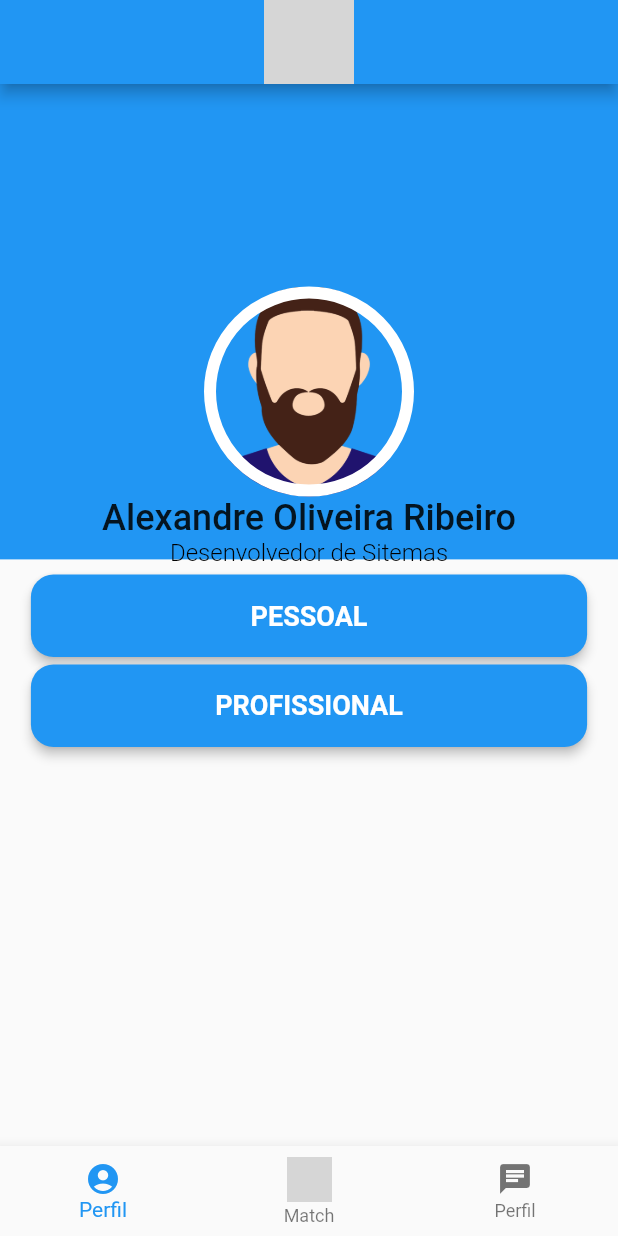
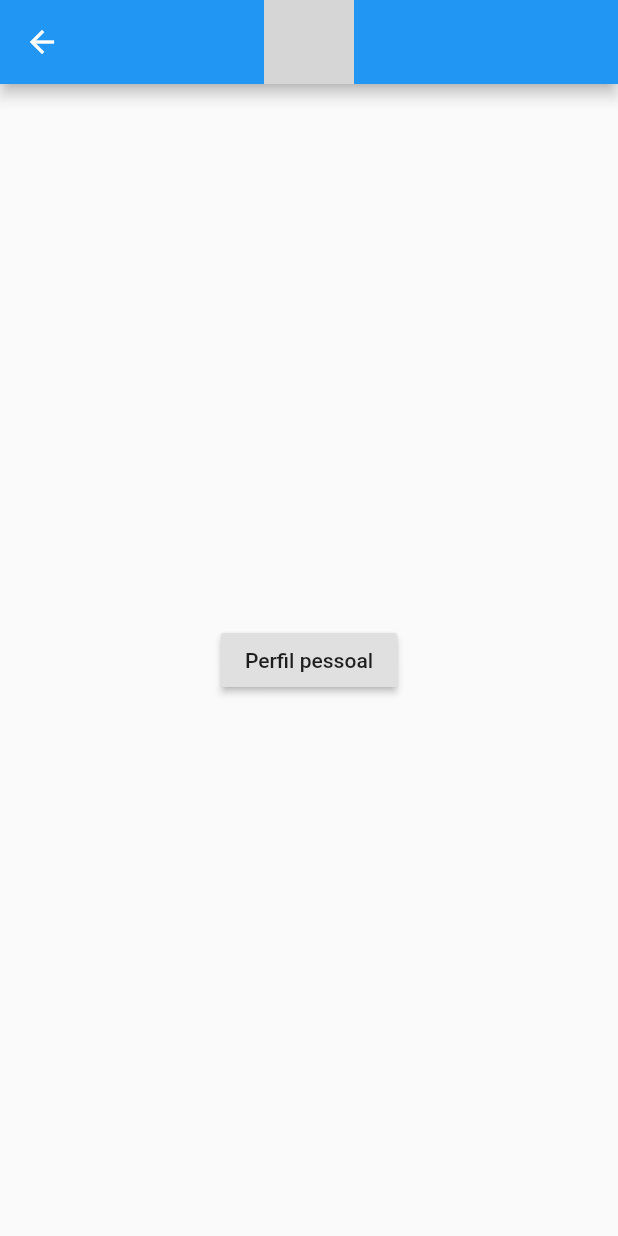
Before and after one commit to GabrielCamMon/majob, a Flutter app: the screen it shows after launch, after a tap on "PESSOAL", on a phone screen of 412 x 824 dp. Run offline on Flutter 3.47's test engine with Material 2 defaults, Android fonts, the phone set to English and light mode, and no system bars; our stand-ins replace firebase_auth, firebase_database, google_sign_in; accounts and stored records are empty; grey boxes are pictures that could not be loaded.

Commit message:
criado um widget separado para appBar do app e navegação de editar perfil

```diff
--- a/lib/Main/main_login.dart
+++ b/lib/Main/main_login.dart
@@ -1,6 +1,7 @@
 import 'package:flutter/material.dart';
 import 'package:majob/Home/home.dart';
-import 'package:majob/profile/profile.dart';
+import 'package:majob/Main/widget/appBarMajob.dart';
+import 'package:majob/profile/view/profile.dart';
 import '../Chat/views/chat_screen.dart';
 
 class Main extends StatefulWidget {
@@ -29,13 +30,7 @@ class _Main extends State<Main> {
   Widget build(BuildContext context) {
     return Scaffold(
       body: _ontapMenu[_currentIndex],
-      appBar: AppBar(
-        title: Image.asset(
-          './assets/images/logowhite.png',
-          height: 60,
-        ),
-        centerTitle: true,
-      ),
+      appBar: AppBarMajob(),
       backgroundColor: Theme.of(context).primaryColor,
       bottomNavigationBar: BottomNavigationBar(
         onTap: onTapMenu,
--- /dev/null
+++ b/lib/Main/widget/appBarMajob.dart
@@ -0,0 +1,18 @@
+import 'package:flutter/material.dart';
+
+class AppBarMajob extends StatelessWidget with PreferredSizeWidget{
+  @override
+  Widget build(BuildContext context) {
+    return AppBar(
+      title: Image.asset(
+        './assets/images/logowhite.png',
+        height: 60,
+      ),
+      centerTitle: true,
+    );
+  }
+
+  @override
+  // TODO: implement preferredSize
+  Size get preferredSize => Size.fromHeight(kToolbarHeight);
+}
--- a/lib/main.dart
+++ b/lib/main.dart
@@ -1,7 +1,7 @@
 import 'package:flutter/material.dart';
 import 'package:majob/Match/model/MatchCard.dart';
 import 'package:majob/SignIn/SignIn.dart';
-import 'package:majob/profile/profile.dart';
+import 'package:majob/profile/view/profile.dart';
 import './Main/main_login.dart';
 import './Match/Match.dart';
 import './Chat/views/chat_screen.dart';
--- /dev/null
+++ b/lib/profile/view/editPersonalProfile.dart
@@ -0,0 +1,19 @@
+import 'package:flutter/material.dart';
+import 'package:majob/Main/widget/appBarMajob.dart';
+
+class EditPersonalProfile extends StatelessWidget {
+  @override
+  Widget build(BuildContext context) {
+    return Scaffold(
+      appBar: AppBarMajob(),
+      body: Center(
+        child: RaisedButton(
+          child: Text('Perfil pessoal'),
+          onPressed: () {
+            // Navigate to second route when tapped.
+          },
+        ),
+      ),
+    );
+  }
+}
--- a/lib/profile/profile.dart
+++ b/lib/profile/view/profile.dart
@@ -1,5 +1,7 @@
 import 'package:flutter/material.dart';
 import 'package:majob/profile/model/profile.dart';
+import 'package:majob/profile/view/editPersonalProfile.dart';
+import 'package:majob/profile/view/editProfissionalProfile.dart';
 import 'package:majob/profile/widget/buttonEditProfile.dart';
 
 class Profile extends StatelessWidget {
@@ -19,9 +21,6 @@ class Profile extends StatelessWidget {
       color: Colors.blue[500],
 
     );
-  }
-  void navigationProfile(){
-    print('apertou');
   }
 
   Widget _buildProfileImage(){
@@ -44,8 +43,35 @@ class Profile extends StatelessWidget {
     );
   }
 
+
+
+    // void navigationProfile(){
+    //    print('alexa');
+    // }
+
+
+
   @override
   Widget build(BuildContext context) {
+
+    void navigationPersonalProfile(){
+       Navigator.push(
+        context,
+        MaterialPageRoute(
+          builder: (context) => EditPersonalProfile()
+        )
+      );
+    }
+
+    void navigationProfissionalProfile(){
+       Navigator.push(
+        context,
+        MaterialPageRoute(
+          builder: (context) => EditProfissionalProfile()
+        )
+      );
+    }
+
     //pegando medidas para ficar padronizado (independente da tela)
     Size screenSize = MediaQuery.of(context).size;
     return Scaffold(
@@ -79,11 +105,11 @@ class Profile extends StatelessWidget {
                     ),
                     ButtonEditProfile(
                       titleButton: 'PESSOAL',
-                      editNavigation: navigationProfile,
+                      editNavigation: navigationPersonalProfile,
                     ),
                     ButtonEditProfile(
                       titleButton: 'PROFISSIONAL',
-                      editNavigation: navigationProfile,
+                      editNavigation: navigationProfissionalProfile,
                     )
                 ],
               ),
```
Also changed, not shown: lib/profile/view/editProfissionalProfile.dart (added, +19 -0 lines), lib/profile/widget/buttonEditProfile.dart (+14 -6 lines).
